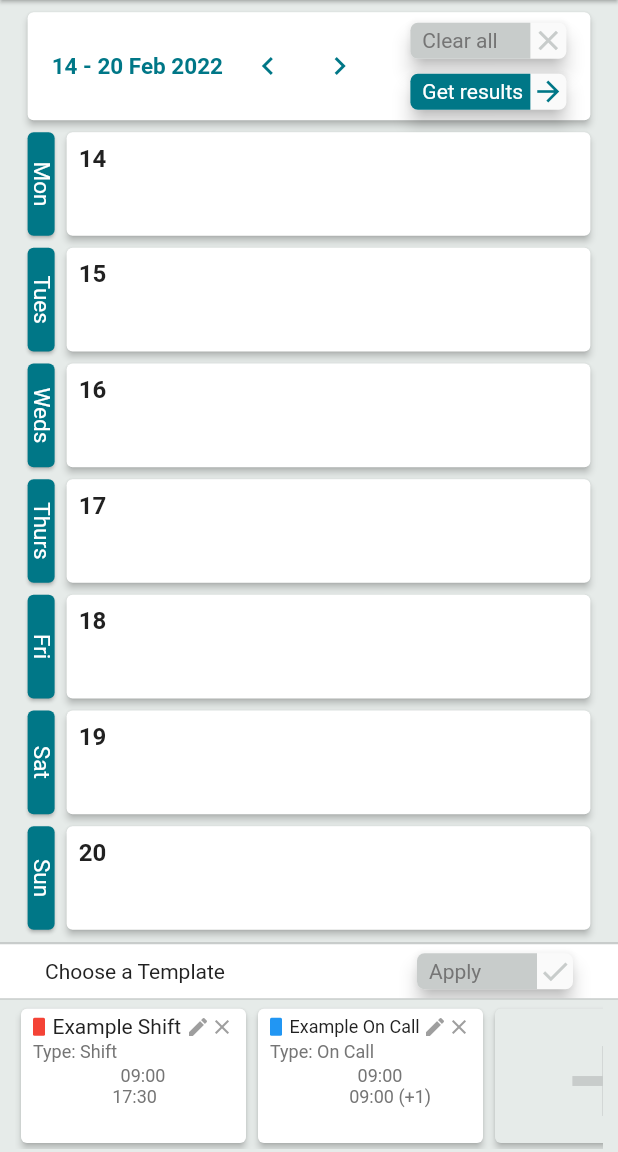
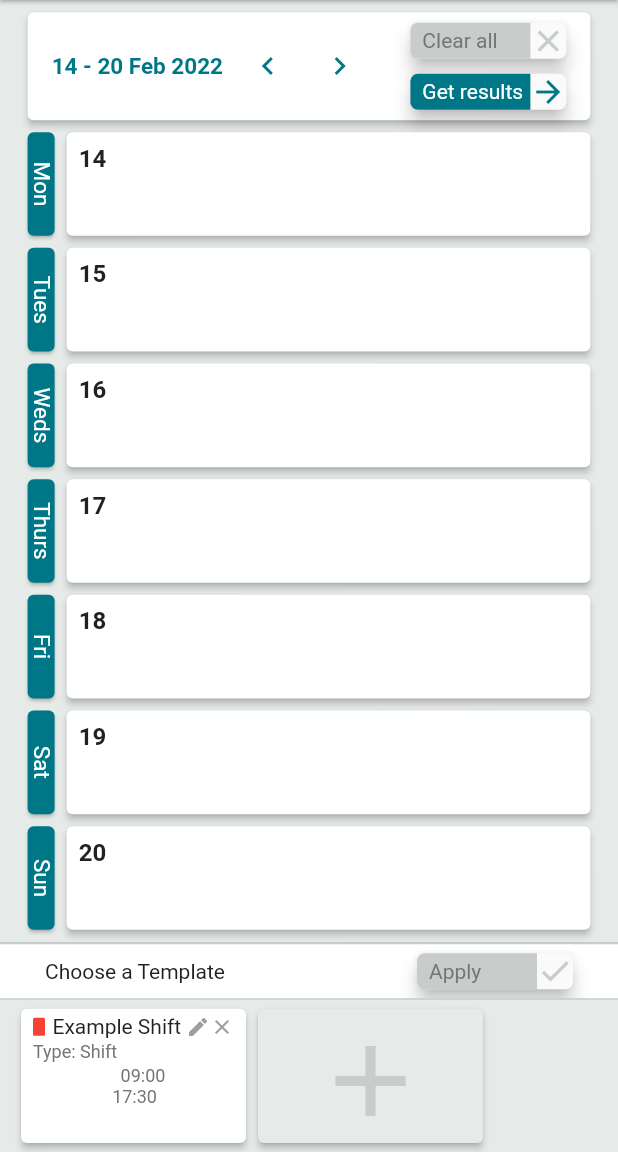
Before and after one commit to CourtneyOB/rota_checker, a Flutter app: the screen it shows after launch, after a tap on "Clear all", on a phone screen of 412 x 824 dp, the part 84-1236 px from its top. Run offline on Flutter 3.47's test engine with Material 2 defaults, Android fonts, the phone set to English and light mode, and no system bars; drawn by our look-alikes of auto_size_text; our stand-ins replace cloud_firestore, firebase_core, flutter_riverpod, mask_text_input_formatter, shared_preferences; missing offline and left inert: week_of_year; accounts and stored records are empty; generated files the repository leaves out were written again.

Commit message:
bug fixes

```diff
--- a/lib/model/rota.dart
+++ b/lib/model/rota.dart
@@ -14,8 +14,6 @@ class Rota {
   List<Template> templateLibrary = [
     ShiftTemplate(
         'Example Shift', DateTime(2022, 1, 1, 9, 00), 8.5, kTemplateColors[0]),
-    OnCallTemplate('Example On Call', DateTime(2022, 1, 1, 9, 00), 24.0,
-        kTemplateColors[1], 4.0),
   ];
   int currentColour = 3;
   Template? selectedTemplate;
--- a/lib/screens/about_page.dart
+++ b/lib/screens/about_page.dart
@@ -115,7 +115,7 @@ class _AboutPageState extends State<AboutPage> {
                             NumberedBullet(
                                 number: 2,
                                 text:
-                                    'Either click and drag template onto desired date, or for multiple dates, select the template and then select the dates on which you are working that shift pattern. Hit "Apply" to add these to the calendar.'),
+                                    'Either click and drag template onto desired date (web only), or select the template and then select the dates on which you are working that shift pattern. Hit "Apply" to add these to the calendar.'),
                             NumberedBullet(
                                 number: 3,
                                 text:
--- a/lib/widgets/calendar_card.dart
+++ b/lib/widgets/calendar_card.dart
@@ -129,6 +129,29 @@ class CalendarCard extends ConsumerWidget {
       }
     }
 
+    Widget _buildCard() {
+      return GestureDetector(
+        onTap: () {
+          ref.read(dataProvider.notifier).selectDate(date);
+        },
+        child: Card(
+          shape: isSelected
+              ? RoundedRectangleBorder(
+                  side: BorderSide(color: kPrimary, width: 2.0),
+                  borderRadius: BorderRadius.circular(4.0))
+              : null,
+          elevation: isSelected
+              ? kCalendarCardSelectedElevation
+              : kCalendarCardElevation,
+          child: Padding(
+              padding: const EdgeInsets.all(8.0), child: _buildContents()),
+        ),
+      );
+    }
+
+    if (horizontalView) {
+      return _buildCard();
+    } else {
       return DragTarget<Template>(
         onWillAccept: (data) {
           return true;
@@ -180,24 +203,9 @@ class CalendarCard extends ConsumerWidget {
           }
         },
         builder: (context, candidateData, rejectedData) {
-        return GestureDetector(
-          onTap: () {
-            ref.read(dataProvider.notifier).selectDate(date);
-          },
-          child: Card(
-            shape: isSelected
-                ? RoundedRectangleBorder(
-                    side: BorderSide(color: kPrimary, width: 2.0),
-                    borderRadius: BorderRadius.circular(4.0))
-                : null,
-            elevation: isSelected
-                ? kCalendarCardSelectedElevation
-                : kCalendarCardElevation,
-            child: Padding(
-                padding: const EdgeInsets.all(8.0), child: _buildContents()),
-          ),
-        );
+          return _buildCard();
         },
       );
     }
   }
+}
--- a/lib/widgets/template_card.dart
+++ b/lib/widgets/template_card.dart
@@ -24,8 +24,18 @@ class TemplateCard extends ConsumerWidget {
       required this.template,
       this.isMini = false});
 
-  Card buildCard() {
-    return Card(
+  @override
+  Widget build(BuildContext context, WidgetRef ref) {
+    List<Template> templateLibrary = ref.watch(dataProvider).templateLibrary;
+
+    GestureDetector buildCard() {
+      return GestureDetector(
+          onTap: () {
+            ref
+                .read(dataProvider.notifier)
+                .selectTemplate(templateLibrary.indexOf(template));
+          },
+          child: Card(
             shape: isSelected
                 ? RoundedRectangleBorder(
                     side: BorderSide(color: kPrimary, width: 1.5),
@@ -80,7 +90,8 @@ class TemplateCard extends ConsumerWidget {
                         Text(
                           'Type: ${template is OnCallTemplate ? 'On Call' : 'Shift'}',
                           style: TextStyle(
-                        color: kSecondaryText, fontSize: isMini ? 12.0 : 14.0),
+                              color: kSecondaryText,
+                              fontSize: isMini ? 12.0 : 14.0),
                         ),
                         SizedBox(
                           width: 2.0,
@@ -161,24 +172,20 @@ class TemplateCard extends ConsumerWidget {
                 ),
               ),
             ),
+          ));
+    }
+
+    return LayoutBuilder(builder: (context, constraints) {
+      if (isMini) {
+        return buildCard();
+      } else {
+        return Draggable<Template>(
+          data: template,
+          feedback:
+              Container(height: constraints.maxHeight, child: buildCard()),
+          child: buildCard(),
         );
       }
-
-  @override
-  Widget build(BuildContext context, WidgetRef ref) {
-    List<Template> templateLibrary = ref.watch(dataProvider).templateLibrary;
-    return LayoutBuilder(builder: (context, constraints) {
-      return Draggable<Template>(
-        data: template,
-        feedback: Container(height: constraints.maxHeight, child: buildCard()),
-        child: GestureDetector(
-            onTap: () {
-              ref
-                  .read(dataProvider.notifier)
-                  .selectTemplate(templateLibrary.indexOf(template));
-            },
-            child: buildCard()),
-      );
     });
   }
 }
--- a/lib/widgets/template_form.dart
+++ b/lib/widgets/template_form.dart
@@ -191,7 +191,8 @@ class _TemplateFormState extends ConsumerState<TemplateForm> {
           ],
         ),
       ),
-      content: Form(
+      content: SingleChildScrollView(
+        child: Form(
           key: formKey,
           child: Padding(
             padding: const EdgeInsets.symmetric(horizontal: 15.0),
@@ -225,12 +226,13 @@ class _TemplateFormState extends ConsumerState<TemplateForm> {
                                 },
                               ),
                               Padding(
-                              padding:
-                                  const EdgeInsets.only(right: 15.0, left: 8.0),
+                                padding: const EdgeInsets.only(
+                                    right: 15.0, left: 8.0),
                                 child: Row(
                                   children: [
                                     Padding(
-                                    padding: const EdgeInsets.only(right: 6.0),
+                                      padding:
+                                          const EdgeInsets.only(right: 6.0),
                                       child: Text('Shift'),
                                     ),
                                     Tooltip(
@@ -260,8 +262,8 @@ class _TemplateFormState extends ConsumerState<TemplateForm> {
                             mainAxisSize: MainAxisSize.min,
                             children: [
                               Radio(
-                                visualDensity:
-                                    VisualDensity(horizontal: -4, vertical: -4),
+                                  visualDensity: VisualDensity(
+                                      horizontal: -4, vertical: -4),
                                   value: WorkDutyType.oncall,
                                   groupValue: widget.dutyType,
                                   onChanged: (WorkDutyType? value) {
@@ -270,12 +272,13 @@ class _TemplateFormState extends ConsumerState<TemplateForm> {
                                     });
                                   }),
                               Padding(
-                              padding:
-                                  const EdgeInsets.only(right: 15.0, left: 8.0),
+                                padding: const EdgeInsets.only(
+                                    right: 15.0, left: 8.0),
                                 child: Row(
                                   children: [
                                     Padding(
-                                    padding: const EdgeInsets.only(right: 6.0),
+                                      padding:
+                                          const EdgeInsets.only(right: 6.0),
                                       child: Text('On Call Period'),
                                     ),
                                     Tooltip(
@@ -308,8 +311,9 @@ class _TemplateFormState extends ConsumerState<TemplateForm> {
                         if (state.hasError)
                           Text(
                             state.errorText!,
-                          style:
-                              Theme.of(context).inputDecorationTheme.errorStyle,
+                            style: Theme.of(context)
+                                .inputDecorationTheme
+                                .errorStyle,
                           )
                       ],
                     );
@@ -403,7 +407,8 @@ class _TemplateFormState extends ConsumerState<TemplateForm> {
                     labelText: 'Start time',
                     hintText: '09:00',
                     labelStyle: TextStyle(
-                      color: focusNodeStartTime.hasFocus ? kDarkPrimary : null),
+                        color:
+                            focusNodeStartTime.hasFocus ? kDarkPrimary : null),
                     focusedBorder: UnderlineInputBorder(
                       borderSide: BorderSide(color: kDarkPrimary),
                     ),
@@ -479,8 +484,10 @@ class _TemplateFormState extends ConsumerState<TemplateForm> {
                               ? widget.expectedHours.toString()
                               : null,
                           inputFormatters: [
-                          FilteringTextInputFormatter.allow(RegExp(r"[0-9.]")),
-                          TextInputFormatter.withFunction((oldValue, newValue) {
+                            FilteringTextInputFormatter.allow(
+                                RegExp(r"[0-9.]")),
+                            TextInputFormatter.withFunction(
+                                (oldValue, newValue) {
                               try {
                                 final text = newValue.text;
                                 if (text.isNotEmpty) double.parse(text);
@@ -536,7 +543,8 @@ class _TemplateFormState extends ConsumerState<TemplateForm> {
                         decoration: BoxDecoration(
                             border: Border.all(color: kLightGrey),
                             color: Colors.white,
-                          borderRadius: BorderRadius.all(Radius.circular(8.0))),
+                            borderRadius:
+                                BorderRadius.all(Radius.circular(8.0))),
                         preferBelow: false,
                         message:
                             'The employer must provide a prospective estimate of the average amount of work that will occur during an on-call shift. Such work includes any\nactual clinical or non-clinical work undertaken either on or off site, including telephone calls, actively awaiting urgent results or updates, and\ntravel time arising from any such calls. On your work schedule, this may be displayed seperately as "Resident Hours" and "Estimated Call Out".',
@@ -549,6 +557,7 @@ class _TemplateFormState extends ConsumerState<TemplateForm> {
                     ],
                   ),
               ],
+            ),
           ),
         ),
       ),
--- a/lib/widgets/text_icon_button.dart
+++ b/lib/widgets/text_icon_button.dart
@@ -56,13 +56,16 @@ class TextIconButton extends StatelessWidget {
                   ),
                 ),
                 Container(
-                  width: 24.0,
-                  child: Icon(
-                    icon,
-                    color: isActive ? colour : kLightGrey,
-                    size: 22.0,
-                  ),
-                ),
+                    width: 24.0,
+                    child: LayoutBuilder(
+                      builder: (context, constraints) {
+                        return Icon(
+                          icon,
+                          color: isActive ? colour : kLightGrey,
+                          size: constraints.maxWidth,
+                        );
+                      },
+                    )),
               ],
             ),
           ),
```
Lines whose indentation alone changed are shown as unchanged.
